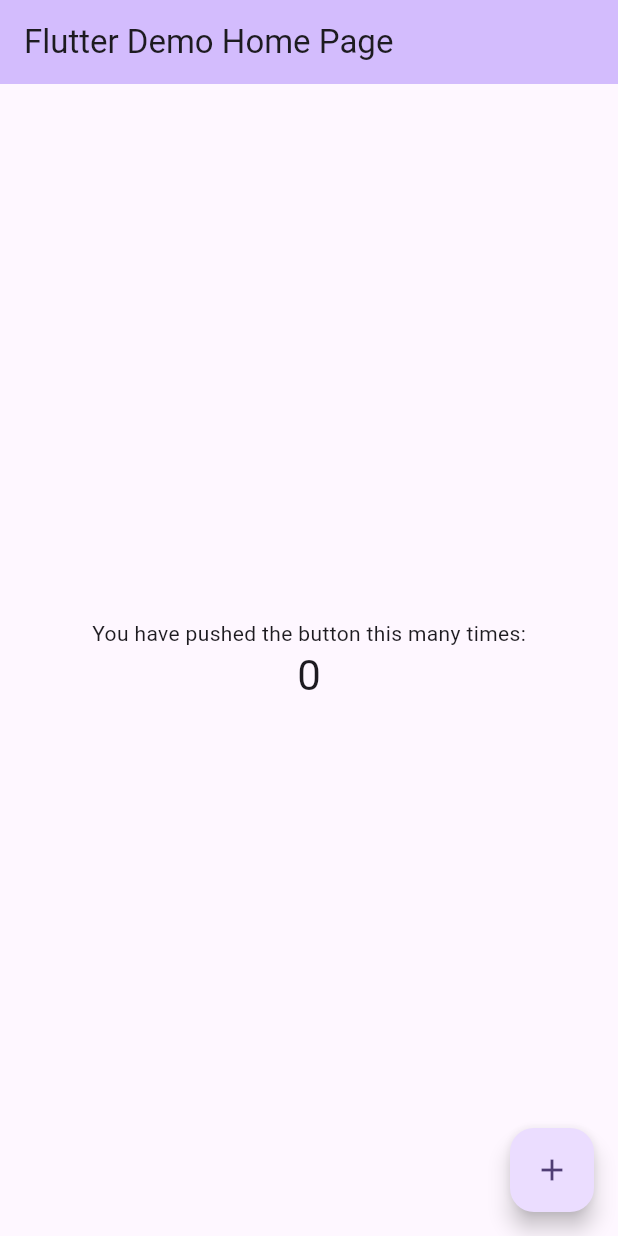
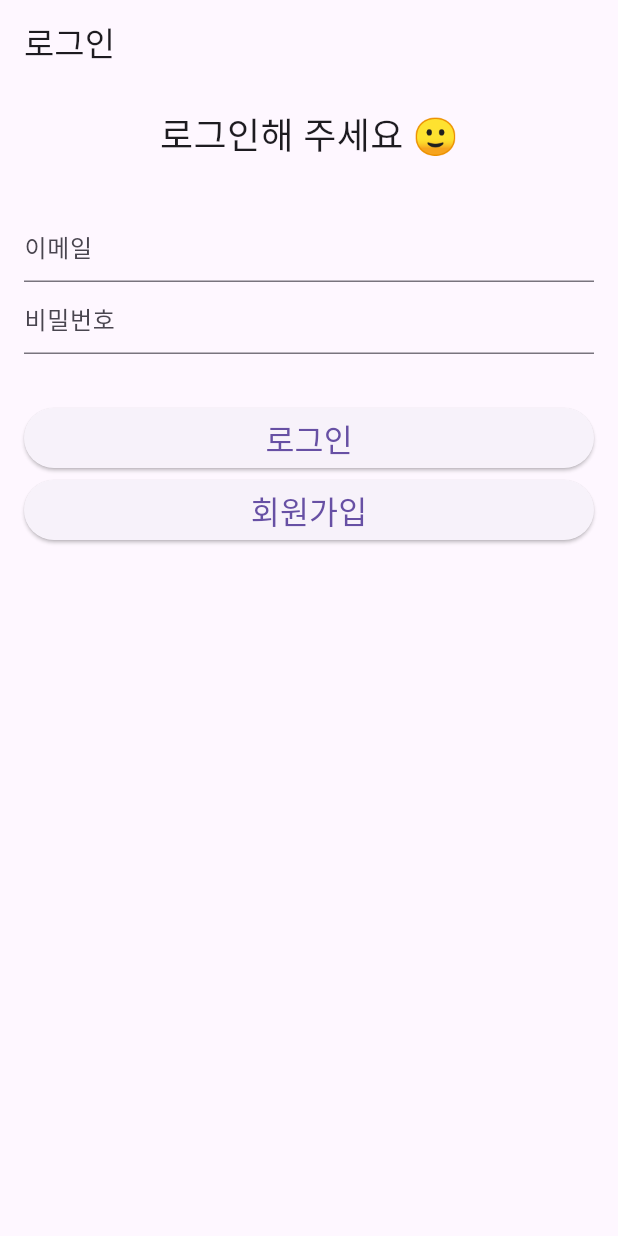
Before and after one commit to happy7yong/moodo, a Flutter app: the screen it shows after launch, on a phone screen of 412 x 824 dp. Run offline on Flutter 3.47's test engine with Material 3 defaults, Android fonts, the phone set to English and light mode, and no system bars; our stand-ins replace firebase_auth; accounts and stored records are empty.

Commit message:
변경사항 커밋

```diff
--- a/lib/main.dart
+++ b/lib/main.dart
@@ -1,7 +1,17 @@
+import 'package:flutter/cupertino.dart';
 import 'package:flutter/material.dart';
+import 'package:moodo/auth_service.dart';
+import 'package:provider/provider.dart';
 
 void main() {
-  runApp(const MyApp());
+  runApp(
+    MultiProvider(
+      providers: [
+        ChangeNotifierProvider(create: (context) => AuthService()),
+      ],
+      child: const MyApp(),
+    ),
+  );
 }
 
 class MyApp extends StatelessWidget {
@@ -9,60 +19,181 @@ class MyApp extends StatelessWidget {
 
   @override
   Widget build(BuildContext context) {
-    return MaterialApp(
-      title: 'Flutter Demo',
-      theme: ThemeData(
-        colorScheme: ColorScheme.fromSeed(seedColor: Colors.deepPurple),
-        useMaterial3: true,
-      ),
-      home: const MyHomePage(title: 'Flutter Demo Home Page'),
+    return const MaterialApp(
+      debugShowCheckedModeBanner: false,
+      home: LoginPage(),
     );
   }
 }
 
-class MyHomePage extends StatefulWidget {
-  const MyHomePage({super.key, required this.title});
-
-  final String title;
+/// 로그인 페이지
+class LoginPage extends StatefulWidget {
+  const LoginPage({super.key});
 
   @override
-  State<MyHomePage> createState() => _MyHomePageState();
+  State<LoginPage> createState() => _LoginPageState();
 }
 
-class _MyHomePageState extends State<MyHomePage> {
-  int _counter = 0;
+class _LoginPageState extends State<LoginPage> {
+  TextEditingController emailController = TextEditingController();
+  TextEditingController passwordController = TextEditingController();
 
-  void _incrementCounter() {
-    setState(() {
-      _counter++;
-    });
+  @override
+  Widget build(BuildContext context) {
+    return Scaffold(
+      appBar: AppBar(title: const Text("로그인")),
+      body: SingleChildScrollView(
+        padding: const EdgeInsets.all(16),
+        child: Column(
+          crossAxisAlignment: CrossAxisAlignment.stretch,
+          children: [
+            /// 현재 유저 로그인 상태
+            const Center(
+              child: Text(
+                "로그인해 주세요 🙂",
+                style: TextStyle(
+                  fontSize: 24,
+                ),
+              ),
+            ),
+            const SizedBox(height: 32),
+
+            /// 이메일
+            TextField(
+              controller: emailController,
+              decoration: const InputDecoration(hintText: "이메일"),
+            ),
+
+            /// 비밀번호
+            TextField(
+              controller: passwordController,
+              obscureText: false, // 비밀번호 안보이게
+              decoration: const InputDecoration(hintText: "비밀번호"),
+            ),
+            const SizedBox(height: 32),
+
+            /// 로그인 버튼
+            ElevatedButton(
+              child: const Text("로그인", style: TextStyle(fontSize: 21)),
+              onPressed: () {
+                // 로그인 성공시 HomePage로 이동
+                Navigator.pushReplacement(
+                  context,
+                  MaterialPageRoute(builder: (_) => const HomePage()),
+                );
+              },
+            ),
+
+            /// 회원가입 버튼
+            ElevatedButton(
+              child: const Text("회원가입", style: TextStyle(fontSize: 21)),
+              onPressed: () {
+                // 회원가입
+                print("sign up");
+              },
+            ),
+          ],
+        ),
+      ),
+    );
   }
+}
+
+/// 홈페이지
+class HomePage extends StatefulWidget {
+  const HomePage({super.key});
+
+  @override
+  State<HomePage> createState() => _HomePageState();
+}
+
+class _HomePageState extends State<HomePage> {
+  TextEditingController jobController = TextEditingController();
 
   @override
   Widget build(BuildContext context) {
     return Scaffold(
       appBar: AppBar(
-        backgroundColor: Theme.of(context).colorScheme.inversePrimary,
-        title: Text(widget.title),
+        title: const Text("버킷 리스트"),
+        actions: [
+          TextButton(
+            child: const Text("로그아웃"),
+            onPressed: () {
+              print("sign out");
+              // 로그인 페이지로 이동
+              Navigator.pushReplacement(
+                context,
+                MaterialPageRoute(builder: (context) => const LoginPage()),
+              );
+            },
+          ),
+        ],
       ),
-      body: Center(
-        child: Column(
-          mainAxisAlignment: MainAxisAlignment.center,
-          children: <Widget>[
-            const Text(
-              'You have pushed the button this many times:',
+      body: Column(
+        children: [
+          /// 입력창
+          Padding(
+            padding: const EdgeInsets.all(8),
+            child: Row(
+              children: [
+                /// 텍스트 입력창
+                Expanded(
+                  child: TextField(
+                    controller: jobController,
+                    decoration: const InputDecoration(
+                      hintText: "하고 싶은 일을 입력해주세요.",
+                    ),
+                  ),
+                ),
+
+                /// 추가 버튼
+                ElevatedButton(
+                  child: const Icon(Icons.add),
+                  onPressed: () {
+                    // create bucket
+                    if (jobController.text.isNotEmpty) {
+                      print("create bucket");
+                    }
+                  },
+                ),
+              ],
             ),
-            Text(
-              '$_counter',
-              style: Theme.of(context).textTheme.headlineMedium,
+          ),
+          const Divider(height: 1),
+
+          /// 버킷 리스트
+          Expanded(
+            child: ListView.builder(
+              itemCount: 5,
+              itemBuilder: (context, index) {
+                String job = "$index";
+                bool isDone = false;
+                return ListTile(
+                  title: Text(
+                    job,
+                    style: TextStyle(
+                      fontSize: 24,
+                      color: isDone ? Colors.grey : Colors.black,
+                      decoration: isDone
+                          ? TextDecoration.lineThrough
+                          : TextDecoration.none,
+                    ),
+                  ),
+                  // 삭제 아이콘 버튼
+                  trailing: IconButton(
+                    icon: const Icon(CupertinoIcons.delete),
+                    onPressed: () {
+                      // 삭제 버튼 클릭시
+                    },
+                  ),
+                  onTap: () {
+                    // 아이템 클릭하여 isDone 업데이트
+                  },
+                );
+              },
             ),
-          ],
-        ),
-      ),
-      floatingActionButton: FloatingActionButton(
-        onPressed: _incrementCounter,
-        tooltip: 'Increment',
-        child: const Icon(Icons.add),
+          ),
+        ],
       ),
     );
   }
--- a/pubspec.yaml
+++ b/pubspec.yaml
@@ -35,6 +35,10 @@ dependencies:
   # The following adds the Cupertino Icons font to your application.
   # Use with the CupertinoIcons class for iOS style icons.
   cupertino_icons: ^1.0.8
+  firebase_core: ^3.8.0
+  firebase_auth: ^5.3.3
+  cloud_firestore: ^5.5.0
+  provider: ^6.1.2
 
 dev_dependencies:
   flutter_test:
```
Also changed, not shown: pubspec.lock, 3 other files.
